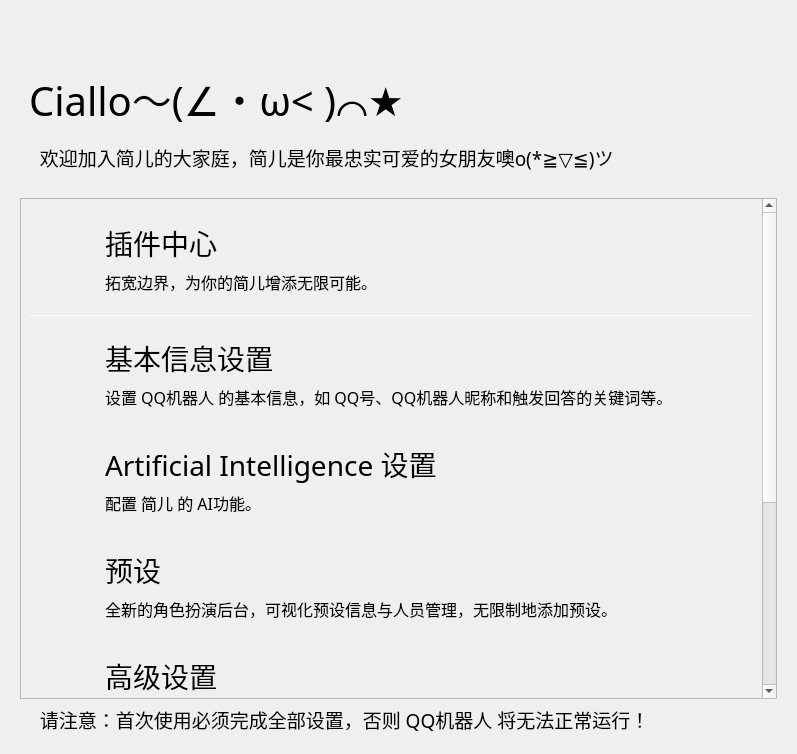
The window that UI/JianerSetupWizard.ui (MacroSTAR-MS/Lunar_Bot) describes before a commit, drawn with Qt 5.
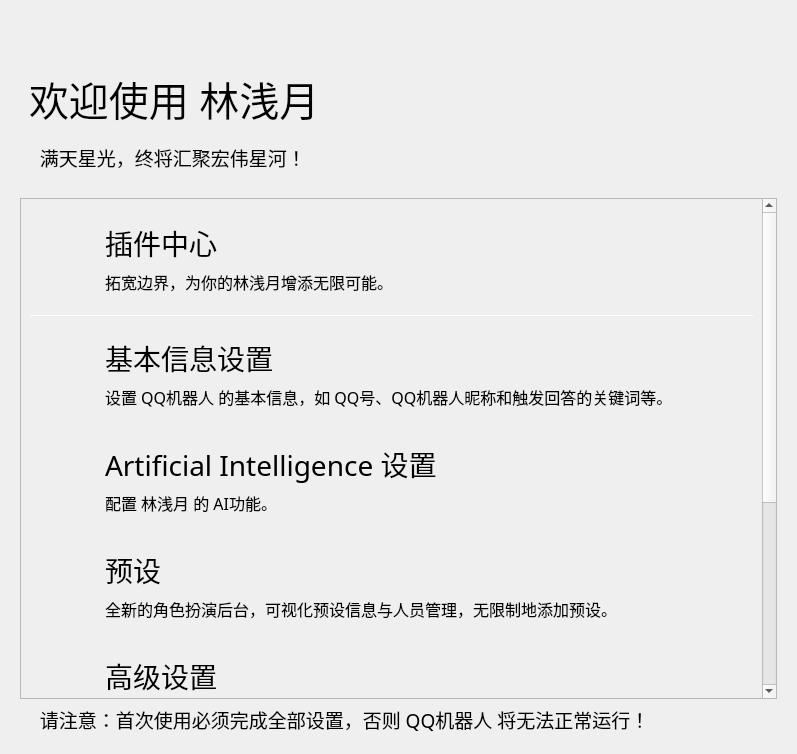
The same window after the commit. Custom widgets are drawn as their Qt base class.

```diff
--- a/UI/JianerSetupWizard.ui
+++ b/UI/JianerSetupWizard.ui
@@ -59,7 +59,7 @@
              </font>
             </property>
             <property name="text">
-             <string>Ciallo～(∠・ω&lt; )⌒★</string>
+             <string>欢迎使用 林浅月</string>
             </property>
            </widget>
           </item>
@@ -76,7 +76,7 @@
           </font>
          </property>
          <property name="text">
-          <string>    欢迎加入简儿的大家庭，简儿是你最忠实可爱的女朋友噢o(*≧▽≦)ツ</string>
+          <string>    满天星光，终将汇聚宏伟星河！</string>
          </property>
          <property name="wordWrap">
           <bool>true</bool>
@@ -524,7 +524,7 @@
                      </font>
                     </property>
                     <property name="text">
-                     <string>配置 简儿 的 AI功能。</string>
+                     <string>配置 林浅月 的 AI功能。</string>
                     </property>
                     <property name="textFormat">
                      <enum>Qt::AutoText</enum>
@@ -950,7 +950,7 @@
                      </font>
                     </property>
                     <property name="text">
-                     <string>拓宽边界，为你的简儿增添无限可能。</string>
+                     <string>拓宽边界，为你的林浅月增添无限可能。</string>
                     </property>
                     <property name="textFormat">
                      <enum>Qt::AutoText</enum>
```
Left out of the diff: 2 changed lines with no effect on the pictures.
